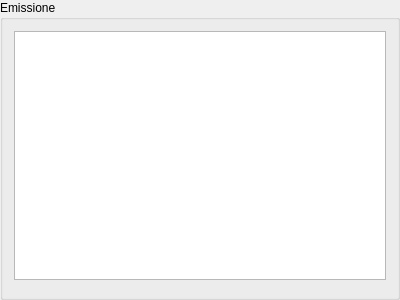
Old version of the form GestCollOnQt/GUI/Moneta/Emissione/emissioneform.ui in the repository mirkoviviani76/gestcoll.
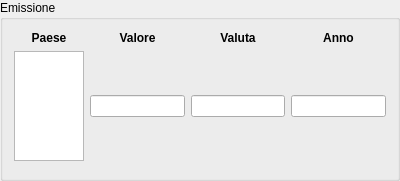
New version of the form. Custom widgets are drawn as their Qt base class.

Commit message: Nuova gestione dati emissione.

```diff
--- a/GestCollOnQt/GUI/Moneta/Emissione/emissioneform.ui
+++ b/GestCollOnQt/GUI/Moneta/Emissione/emissioneform.ui
@@ -7,7 +7,7 @@
     <x>0</x>
     <y>0</y>
     <width>400</width>
-    <height>300</height>
+    <height>181</height>
    </rect>
   </property>
   <property name="windowTitle">
@@ -16,17 +16,98 @@
   <property name="title">
    <string>Emissione</string>
   </property>
-  <layout class="QVBoxLayout" name="verticalLayout">
-   <item>
-    <widget class="QTableView" name="emissioneView">
-     <attribute name="verticalHeaderVisible">
-      <bool>false</bool>
-     </attribute>
+  <layout class="QGridLayout" name="gridLayout" rowstretch="0,0,1" columnstretch="1,0,0,0">
+   <item row="0" column="0">
+    <widget class="QLabel" name="label">
+     <property name="font">
+      <font>
+       <weight>75</weight>
+       <bold>true</bold>
+      </font>
+     </property>
+     <property name="text">
+      <string>Paese</string>
+     </property>
+     <property name="alignment">
+      <set>Qt::AlignCenter</set>
+     </property>
     </widget>
    </item>
-   <item>
+   <item row="0" column="1">
+    <widget class="QLabel" name="label_2">
+     <property name="font">
+      <font>
+       <weight>75</weight>
+       <bold>true</bold>
+      </font>
+     </property>
+     <property name="text">
+      <string>Valore</string>
+     </property>
+     <property name="alignment">
+      <set>Qt::AlignCenter</set>
+     </property>
+    </widget>
+   </item>
+   <item row="0" column="2">
+    <widget class="QLabel" name="label_3">
+     <property name="font">
+      <font>
+       <weight>75</weight>
+       <bold>true</bold>
+      </font>
+     </property>
+     <property name="text">
+      <string>Valuta</string>
+     </property>
+     <property name="alignment">
+      <set>Qt::AlignCenter</set>
+     </property>
+    </widget>
+   </item>
+   <item row="0" column="3">
+    <widget class="QLabel" name="label_4">
+     <property name="font">
+      <font>
+       <weight>75</weight>
+       <bold>true</bold>
+      </font>
+     </property>
+     <property name="text">
+      <string>Anno</string>
+     </property>
+     <property name="alignment">
+      <set>Qt::AlignCenter</set>
+     </property>
+    </widget>
+   </item>
+   <item row="1" column="1">
+    <widget class="QLineEdit" name="valore">
+     <property name="alignment">
+      <set>Qt::AlignCenter</set>
+     </property>
+    </widget>
+   </item>
+   <item row="1" column="2">
+    <widget class="QLineEdit" name="valuta">
+     <property name="alignment">
+      <set>Qt::AlignCenter</set>
+     </property>
+    </widget>
+   </item>
+   <item row="1" column="3">
+    <widget class="QLineEdit" name="anno">
+     <property name="alignment">
+      <set>Qt::AlignCenter</set>
+     </property>
+    </widget>
+   </item>
+   <item row="2" column="0" colspan="4">
     <widget class="AutoritaForm" name="autorita" native="true"/>
    </item>
+   <item row="1" column="0">
+    <widget class="PaeseWidget" name="paese"/>
+   </item>
   </layout>
  </widget>
  <customwidgets>
@@ -36,6 +117,11 @@
    <header>autoritaform.h</header>
    <container>1</container>
   </customwidget>
+  <customwidget>
+   <class>PaeseWidget</class>
+   <extends>QTextBrowser</extends>
+   <header>paesewidget.h</header>
+  </customwidget>
  </customwidgets>
  <resources/>
  <connections/>
```
The commit also changes 8 other files.
